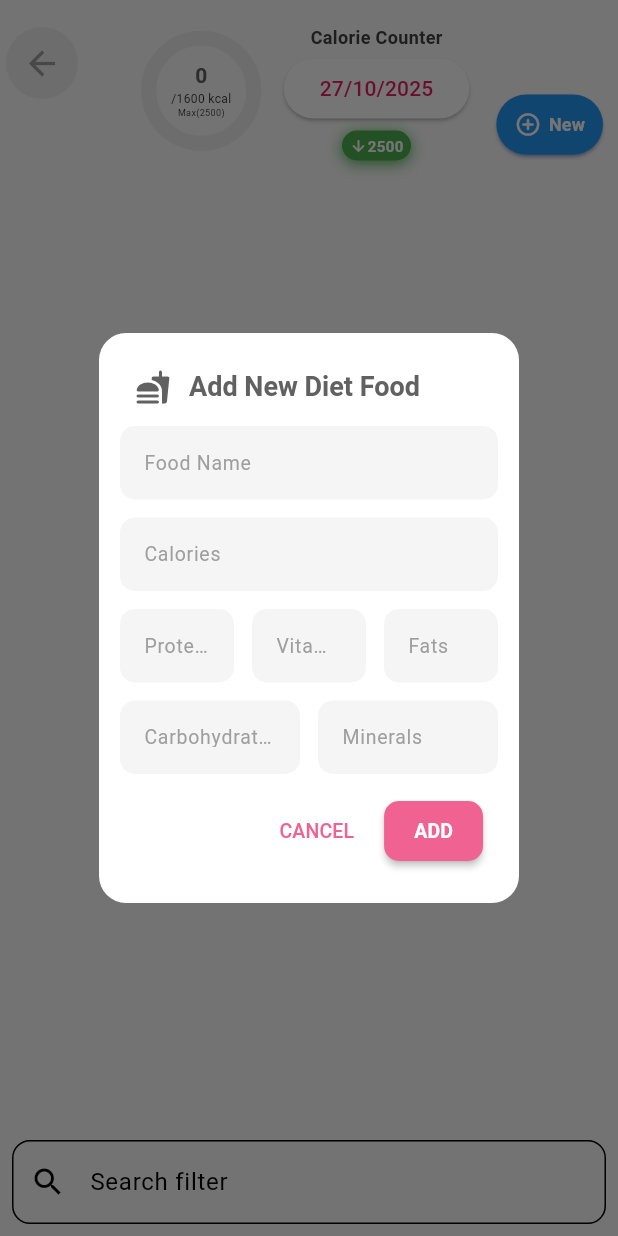
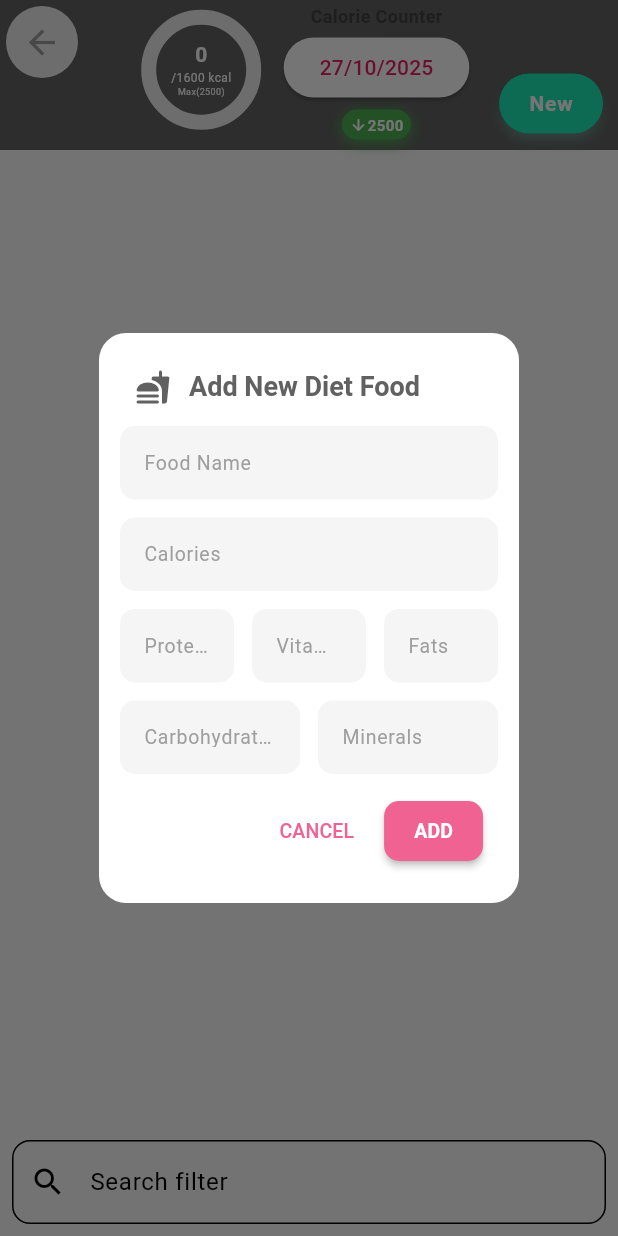
Before and after one commit to AshwaniDev101/Flutter-DisciplinePlus, a Flutter app: the _CaloriesCounterPageBody screen opened directly, after a tap on "New", on a phone screen of 412 x 824 dp. Run offline on Flutter 3.47's test engine with Material 3 defaults, Android fonts, the phone set to English and light mode, and no system bars; our stand-ins replace cloud_firestore, firebase_core, hive_flutter, just_audio, rxdart, sliding_up_panel; accounts and stored records are empty; generated files the repository leaves out were written again.

Commit message:
feat: refactored UI components and introduced a standardized 'New' button
refactored the UI across several pages for a more consistent look and feel. A standardized `NewButton` widget has been created and implemented, replacing previous custom button styles.

Key changes:
- Introduced a reusable `NewButton` widget for a consistent UI.
- Updated the app bar and drawer header color to a new grey theme.
- The calorie counter dashboard now uses the new color scheme and the `NewButton`.
- Adjusted text styles and colors for better readability in the schedule and global initiative lists.
- Set the system status bar color to match the new app bar theme.

```diff
--- a/lib/drawer/drawer.dart
+++ b/lib/drawer/drawer.dart
@@ -2,6 +2,7 @@
 import 'package:flutter/material.dart';
 
 import '../pages/calories_counter/calorie_counter_page/calories_counter_page.dart';
+import '../theme/app_colors.dart';
 
 
 class CustomDrawer extends StatefulWidget {
@@ -21,7 +22,7 @@ class _CustomDrawerState extends State<CustomDrawer> {
         children: <Widget>[
           DrawerHeader(
             decoration: BoxDecoration(
-              color: Colors.pink[200],
+              color: AppColors.appbar,
             ),
             child: Text(
               'Ashwani Yadav',
--- a/lib/pages/calories_counter/calorie_counter_page/calories_counter_page.dart
+++ b/lib/pages/calories_counter/calorie_counter_page/calories_counter_page.dart
@@ -2,8 +2,10 @@ import 'package:discipline_plus/pages/calories_counter/calorie_counter_page/view
 import 'package:discipline_plus/pages/calories_counter/calorie_counter_page/widgets/calorie_progress_bar_dashboard.dart';
 import 'package:discipline_plus/pages/calories_counter/calorie_counter_page/widgets/global_food_listview.dart';
 import 'package:flutter/material.dart';
+import 'package:flutter/services.dart';
 import 'package:provider/provider.dart';
 import '../../../models/diet_food.dart';
+import '../../../theme/app_colors.dart';
 import 'new_diet_food/add_edit_diet_food_dialog.dart';
 
 /// The main page that allows users to view, add, edit, and delete foods,
@@ -28,12 +30,21 @@ class _CaloriesCounterPageBody extends StatelessWidget {
   Widget build(BuildContext context) {
     final vm = context.watch<CalorieCounterViewModel>();
 
+
+    SystemChrome.setSystemUIOverlayStyle(
+      SystemUiOverlayStyle(
+        statusBarColor: AppColors.appbar, // top area color
+        statusBarIconBrightness: Brightness.light,
+      ),
+    );
+
     return Scaffold(
       backgroundColor: Colors.grey[50],
+
       body: SafeArea(
         child: Column(
           children: [
-            const SizedBox(height: 14),
+            // const SizedBox(height: 14),
 
             CalorieProgressBarDashboard(
               currentDateTime: vm.pageDateTime,
--- a/lib/pages/calories_counter/calorie_counter_page/widgets/calorie_progress_bar_dashboard.dart
+++ b/lib/pages/calories_counter/calorie_counter_page/widgets/calorie_progress_bar_dashboard.dart
@@ -1,9 +1,11 @@
 import 'package:discipline_plus/pages/calories_counter/widget/caution_label_widget.dart';
+import 'package:discipline_plus/widget/new_button.dart';
 import 'package:flutter/material.dart';
 
 import '../../../../core/utils/app_settings.dart';
 import '../../../../core/utils/helper.dart';
 import '../../../../models/food_stats.dart';
+import '../../../../theme/app_colors.dart';
 import '../../calorie_history_page/calorie_history_page.dart';
 import '../../helper/progress_visuals_helper.dart';
 
@@ -48,9 +50,9 @@ class _CalorieProgressBarDashboardState extends State<CalorieProgressBarDashboar
         final foodStats = snapshot.data ?? FoodStats.empty();
         final caloriesCount = foodStats.calories;
 
-        return SizedBox(
+        return Container(
           height: 100,
-          // color:Colors.white,
+          color:AppColors.appbar,
           child: Column(
             mainAxisAlignment: MainAxisAlignment.start,
             crossAxisAlignment: CrossAxisAlignment.start,
@@ -63,34 +65,7 @@ class _CalorieProgressBarDashboardState extends State<CalorieProgressBarDashboar
                     right: 0,
                     child: Padding(
                       padding: const EdgeInsets.only(right: 10),
-                      child: TextButton(
-                        onPressed: widget.onClickAdd,
-                        style: TextButton.styleFrom(
-                          backgroundColor: Colors.blue,
-                          // bright background
-                          foregroundColor: Colors.white,
-                          // text color
-                          // padding: const EdgeInsets.symmetric(horizontal: 6, vertical: 4),
-                          shape: RoundedRectangleBorder(
-                            borderRadius: BorderRadius.circular(25), // rounded corners
-                          ),
-                          shadowColor: Colors.blueAccent,
-                          elevation: 1, // gives subtle shadow
-                        ),
-                        child: Row(
-                          children: [
-                            Icon(Icons.add_circle_outline_rounded),
-                            SizedBox(width: 5,),
-                            const Text(
-                              'New',
-                              style: TextStyle(
-                                fontWeight: FontWeight.bold,
-                                fontSize: 12,
-                              ),
-                            ),
-                          ],
-                        ),
-                      ),
+                      child: NewButton(label: 'New', onPressed: widget.onClickAdd)
                     ),
                   ),
 
@@ -149,10 +124,10 @@ class _CalorieProgressBarDashboardState extends State<CalorieProgressBarDashboar
                                         Text(
                                           '$caloriesCount',
                                           style: TextStyle(
-                                              fontSize: 14, fontWeight: FontWeight.bold, color: Colors.grey[700]!),
+                                              fontSize: 14, fontWeight: FontWeight.bold, color: Colors.white),
                                         ),
-                                        Text('/${AppSettings.atLeastCalories} kcal', style: TextStyle(fontSize: 8)),
-                                        Text('Max(${AppSettings.atMaxCalories})', style: TextStyle(fontSize: 6)),
+                                        Text('/${AppSettings.atLeastCalories} kcal', style: TextStyle(fontSize: 8,color: Colors.white)),
+                                        Text('Max(${AppSettings.atMaxCalories})', style: TextStyle(fontSize: 6,color: Colors.white)),
                                       ],
                                     ),
                                   ],
--- a/lib/pages/schedule_page/schedule_page.dart
+++ b/lib/pages/schedule_page/schedule_page.dart
@@ -57,7 +57,7 @@ class _SchedulePageState extends State<SchedulePage> with RouteAware {
               final day = snapshot.data ?? '';
               return Text(
                 day,
-                style: TextStyle(color: AppColors.appbarTitle),
+                style: AppStyle.appBarTextStyle,
               );
             }),
         iconTheme: IconThemeData(color: AppColors.appbarIcon),
--- a/lib/theme/app_theme.dart
+++ b/lib/theme/app_theme.dart
@@ -1,4 +1,6 @@
 import 'package:flutter/material.dart';
+
+import 'app_colors.dart';
 
 class AppTheme {
   // LIGHT THEME
@@ -12,7 +14,7 @@ class AppTheme {
       surface: Colors.white,
     ),
     appBarTheme:  AppBarTheme(
-      backgroundColor: Colors.pink[200],
+      backgroundColor: AppColors.appbar,
       elevation: 0,
       foregroundColor: Colors.black87,
     ),
--- /dev/null
+++ b/lib/widget/new_button.dart
@@ -0,0 +1,52 @@
+import 'package:flutter/material.dart';
+
+class NewButton extends StatelessWidget {
+  final String label;
+  final VoidCallback onPressed;
+  final Color? backgroundColor;
+  final Color? textColor;
+  final double borderRadius;
+  final EdgeInsetsGeometry padding;
+
+  const NewButton({
+    super.key,
+    required this.label,
+    required this.onPressed,
+    this.backgroundColor,
+    this.textColor,
+    this.borderRadius = 20,
+    this.padding = const EdgeInsets.symmetric(horizontal: 20, vertical: 10),
+  });
+
+  @override
+  Widget build(BuildContext context) {
+    final theme = Theme.of(context);
+    final isDark = theme.brightness == Brightness.dark;
+
+    final bgColor = backgroundColor ?? (isDark ? Colors.tealAccent.shade200 : Colors.tealAccent.shade400);
+    final txtColor = textColor ?? (isDark ? Colors.black87 : Colors.white);
+
+    return TextButton(
+      onPressed: onPressed,
+      style: TextButton.styleFrom(
+        backgroundColor: bgColor,
+        foregroundColor: txtColor,
+        padding: padding,
+        shape: RoundedRectangleBorder(
+          borderRadius: BorderRadius.circular(borderRadius),
+        ),
+        shadowColor: Colors.tealAccent.shade100,
+        elevation: 3,
+      ),
+      child: Text(
+        label,
+        style: TextStyle(
+          fontWeight: FontWeight.w600,
+          fontSize: 14,
+          letterSpacing: 0.5,
+          color: txtColor,
+        ),
+      ),
+    );
+  }
+}
```
Also changed, not shown: lib/pages/global_initiative_list_page/global_initiative_list/global_initiative_list_page.dart (+42 -27 lines), lib/pages/global_initiative_list_page/global_initiative_list/widgets/global_initiative_listview.dart (+16 -11 lines), lib/pages/schedule_page/widgets/schedule_listview.dart (+13 -9 lines), lib/theme/app_colors.dart (+5 -9 lines).
